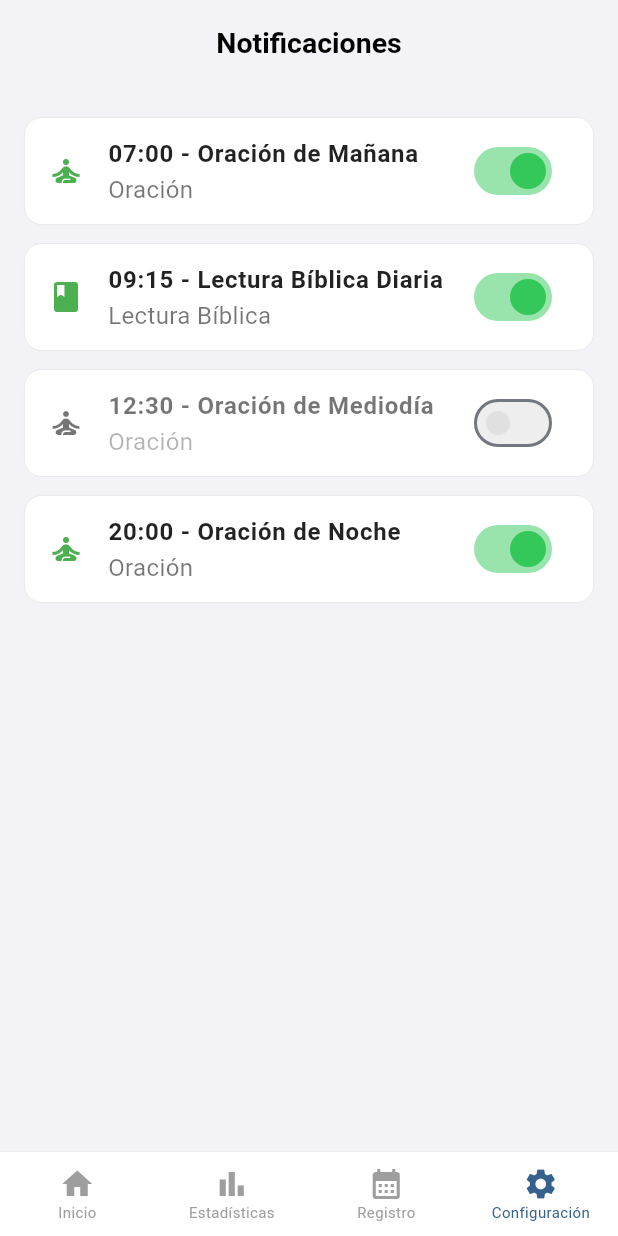
After one commit to CarosDrean/spiritual_meter, a Flutter app: the screen it shows after launch, item 4 of the bottom bar chosen, on a phone screen of 412 x 824 dp. The commit adds this screen. Run offline on Flutter 3.47's test engine with Material 3 defaults, Android fonts, the phone set to English and light mode, and no system bars; our stand-ins replace fl_chart, flutter_local_notifications, shared_preferences, sqflite, timezone; accounts and stored records are empty.

Commit message:
feat: add init config

```diff
--- a/lib/screens/main_screen.dart
+++ b/lib/screens/main_screen.dart
@@ -1,5 +1,6 @@
 import 'package:flutter/material.dart';
 import 'package:spiritual_meter/screens/records/records_screen.dart';
+import 'package:spiritual_meter/screens/settings/settings_screen.dart';
 import 'package:spiritual_meter/screens/statistics/statistics_screen.dart';
 
 import 'home/home_screen.dart';
@@ -19,6 +20,7 @@ class _MainScreenState extends State<MainScreen> {
     const HomeScreen(),
     const StatisticsScreen(),
     const RecordScreen(),
+    const SettingsScreen(),
   ];
 
   @override
@@ -47,8 +49,6 @@ class _MainScreenState extends State<MainScreen> {
     return Scaffold(
       body: PageView(
         controller: _pageController,
-        // Esto es importante para que el BottomNavigationBar se actualice
-        // si el usuario desliza entre las páginas en lugar de tocar el icono
         onPageChanged: (index) {
           setState(() {
             _selectedIndex = index;
@@ -58,10 +58,7 @@ class _MainScreenState extends State<MainScreen> {
       ),
       bottomNavigationBar: BottomNavigationBar(
         items: const <BottomNavigationBarItem>[
-          BottomNavigationBarItem(
-            icon: Icon(Icons.home),
-            label: 'Inicio',
-          ),
+          BottomNavigationBarItem(icon: Icon(Icons.home), label: 'Inicio'),
           BottomNavigationBarItem(
             icon: Icon(Icons.bar_chart),
             label: 'Estadísticas',
@@ -69,6 +66,10 @@ class _MainScreenState extends State<MainScreen> {
           BottomNavigationBarItem(
             icon: Icon(Icons.calendar_month),
             label: 'Registro',
+          ),
+          BottomNavigationBarItem(
+            icon: Icon(Icons.settings),
+            label: 'Configuración',
           ),
         ],
         currentIndex: _selectedIndex,
--- /dev/null
+++ b/lib/screens/settings/model.dart
@@ -0,0 +1,51 @@
+import 'package:flutter/material.dart';
+
+class StaticNotificationSetting {
+  final String id;
+  final String type;
+  TimeOfDay timeOfDay;
+  bool isEnabled;
+  final String label;
+
+  StaticNotificationSetting({
+    required this.id,
+    required this.type,
+    required this.timeOfDay,
+    this.isEnabled = true,
+    required this.label,
+  });
+
+  StaticNotificationSetting copyWith({
+    bool? isEnabled,
+    TimeOfDay? timeOfDay,
+  }) {
+    return StaticNotificationSetting(
+      id: id,
+      type: type,
+      timeOfDay: timeOfDay ?? this.timeOfDay,
+      isEnabled: isEnabled ?? this.isEnabled,
+      label: label,
+    );
+  }
+
+  Map<String, dynamic> toJson() {
+    return {
+      'id': id,
+      'type': type,
+      'hour': timeOfDay.hour,
+      'minute': timeOfDay.minute,
+      'isEnabled': isEnabled,
+      'label': label,
+    };
+  }
+
+  factory StaticNotificationSetting.fromJson(Map<String, dynamic> json) {
+    return StaticNotificationSetting(
+      id: json['id'],
+      type: json['type'],
+      timeOfDay: TimeOfDay(hour: json['hour'], minute: json['minute']),
+      isEnabled: json['isEnabled'],
+      label: json['label'],
+    );
+  }
+}
--- /dev/null
+++ b/lib/screens/settings/settings_screen.dart
@@ -0,0 +1,242 @@
+import 'dart:convert';
+import 'model.dart';
+
+import 'package:flutter/material.dart';
+import 'package:intl/intl.dart';
+import 'package:shared_preferences/shared_preferences.dart';
+import 'package:spiritual_meter/core/constant.dart';
+import 'package:spiritual_meter/services/notification_service.dart';
+
+class SettingsScreen extends StatefulWidget {
+  const SettingsScreen({super.key});
+
+  @override
+  State<SettingsScreen> createState() => _SettingsScreenState();
+}
+
+class _SettingsScreenState extends State<SettingsScreen> {
+  final NotificationService _notificationService = NotificationService();
+  List<StaticNotificationSetting> _staticNotifications = [];
+  static const String _notificationsKey = 'staticNotifications';
+
+  @override
+  void initState() {
+    super.initState();
+    _loadNotifications();
+  }
+
+  Future<void> _loadNotifications() async {
+    final SharedPreferences prefs = await SharedPreferences.getInstance();
+    final String? notificationsJson = prefs.getString(_notificationsKey);
+
+    List<StaticNotificationSetting> loadedNotifications;
+
+    if (notificationsJson != null) {
+      final List<dynamic> jsonList = jsonDecode(notificationsJson);
+      loadedNotifications =
+          jsonList
+              .map((json) => StaticNotificationSetting.fromJson(json))
+              .toList();
+    } else {
+      loadedNotifications = [
+        StaticNotificationSetting(
+          id: 'prayer_morning',
+          type: kActivityTypePrayer,
+          timeOfDay: const TimeOfDay(hour: 7, minute: 0),
+          label: 'Oración de Mañana',
+          isEnabled: true,
+        ),
+        StaticNotificationSetting(
+          id: 'prayer_noon',
+          type: kActivityTypePrayer,
+          timeOfDay: const TimeOfDay(hour: 12, minute: 30),
+          label: 'Oración de Mediodía',
+          isEnabled: false,
+        ),
+        StaticNotificationSetting(
+          id: 'prayer_night',
+          type: kActivityTypePrayer,
+          timeOfDay: const TimeOfDay(hour: 20, minute: 0),
+          label: 'Oración de Noche',
+          isEnabled: true,
+        ),
+        StaticNotificationSetting(
+          id: 'bible_reading_daily',
+          type: kActivityTypeBibleReading,
+          timeOfDay: const TimeOfDay(hour: 9, minute: 15),
+          label: 'Lectura Bíblica Diaria',
+          isEnabled: true,
+        ),
+      ];
+    }
+
+    setState(() {
+      _staticNotifications = loadedNotifications;
+      _sortNotifications();
+    });
+
+    await _saveNotifications();
+    _programInitialNotifications();
+  }
+
+  Future<void> _programInitialNotifications() async {
+    for (var notification in _staticNotifications) {
+      final int notificationId = notification.id.hashCode;
+      if (notification.isEnabled) {
+        await _notificationService.scheduleNotification(
+          id: notificationId,
+          title: 'Recordatorio de ${notification.label}',
+          body: notification.type == kActivityTypePrayer
+              ? 'Es hora de tu oración diaria.'
+              : 'Es hora de tu lectura bíblica.',
+          time: notification.timeOfDay,
+          payload: notification.id,
+        );
+      } else {
+        await _notificationService.cancelNotification(notificationId);
+      }
+    }
+  }
+
+  Future<void> _saveNotifications() async {
+    final SharedPreferences prefs = await SharedPreferences.getInstance();
+    final String notificationsJson = jsonEncode(
+      _staticNotifications.map((n) => n.toJson()).toList(),
+    );
+    await prefs.setString(_notificationsKey, notificationsJson);
+  }
+
+  String _formatTimeOfDay(TimeOfDay time) {
+    final now = DateTime.now();
+    final dt = DateTime(now.year, now.month, now.day, time.hour, time.minute);
+    return DateFormat('HH:mm').format(dt);
+  }
+
+  void _sortNotifications() {
+    _staticNotifications.sort((a, b) {
+      final aTime = a.timeOfDay.hour * 60 + a.timeOfDay.minute;
+      final bTime = b.timeOfDay.hour * 60 + b.timeOfDay.minute;
+      return aTime.compareTo(bTime);
+    });
+  }
+
+  @override
+  Widget build(BuildContext context) {
+    final textTheme = Theme.of(context).textTheme;
+    final primaryColor = Theme.of(context).primaryColor;
+    final bodySmallColor = textTheme.bodySmall!.color!;
+    final titleLargeColor = textTheme.titleLarge!.color!;
+
+    if (_staticNotifications.isEmpty) {
+      return Scaffold(
+        appBar: AppBar(title: const Text('Notificaciones')),
+        body: const Center(child: CircularProgressIndicator()),
+      );
+    }
+
+    return Scaffold(
+      appBar: AppBar(title: const Text('Notificaciones')),
+      body: ListView.builder(
+        padding: const EdgeInsets.all(16.0),
+        itemCount: _staticNotifications.length,
+        itemBuilder: (context, index) {
+          final notification = _staticNotifications[index];
+          final int notificationId = notification.id.hashCode;
+
+          return Card(
+            margin: const EdgeInsets.symmetric(vertical: 6.0),
+            child: ListTile(
+              leading: Icon(
+                notification.type == kActivityTypePrayer
+                    ? Icons.self_improvement
+                    : Icons.book,
+                color: notification.isEnabled ? primaryColor : bodySmallColor,
+              ),
+              title: Text(
+                '${_formatTimeOfDay(notification.timeOfDay)} - ${notification.label}',
+                style: TextStyle(
+                  fontSize: 16,
+                  fontWeight: FontWeight.bold,
+                  color:
+                      notification.isEnabled ? titleLargeColor : bodySmallColor,
+                ),
+              ),
+              subtitle: Text(
+                notification.type == kActivityTypePrayer
+                    ? 'Oración'
+                    : 'Lectura Bíblica',
+                style: TextStyle(
+                  color:
+                      notification.isEnabled
+                          ? bodySmallColor
+                          : bodySmallColor.withAlpha(77),
+                ),
+              ),
+              trailing: Switch(
+                value: notification.isEnabled,
+                onChanged: (bool value) async {
+                  setState(() {
+                    _staticNotifications[index] = notification.copyWith(
+                      isEnabled: value,
+                    );
+                  });
+                  await _saveNotifications();
+
+                  if (value) {
+                    await _notificationService.scheduleNotification(
+                      id: notificationId,
+                      title: 'Recordatorio de ${notification.label}',
+                      body: notification.type == kActivityTypePrayer
+                          ? 'Es hora de tu oración diaria.'
+                          : 'Es hora de tu lectura bíblica.',
+                      time: notification.timeOfDay,
+                      payload: notification.id,
+                    );
+                  } else {
+                    await _notificationService.cancelNotification(notificationId);
+                  }
+                },
+              ),
+              onTap: () async {
+                final newTime = await showTimePicker(
+                  context: context,
+                  initialTime: notification.timeOfDay,
+                  builder: (BuildContext context, Widget? child) {
+                    return MediaQuery(
+                      data: MediaQuery.of(context).copyWith(
+                        alwaysUse24HourFormat: false,
+                        textScaler: const TextScaler.linear(0.9),
+                      ),
+                      child: child!,
+                    );
+                  },
+                );
+                if (newTime != null) {
+                  setState(() {
+                    _staticNotifications[index] = notification.copyWith(
+                      timeOfDay: newTime,
+                    );
+                    _sortNotifications();
+                  });
+                  await _saveNotifications();
+
+                  if (notification.isEnabled) {
+                    await _notificationService.scheduleNotification(
+                      id: notificationId,
+                      title: 'Recordatorio de ${notification.label}',
+                      body: notification.type == kActivityTypePrayer
+                          ? 'Es hora de tu oración diaria.'
+                          : 'Es hora de tu lectura bíblica.',
+                      time: newTime,
+                      payload: notification.id,
+                    );
+                  }
+                }
+              },
+            ),
+          );
+        },
+      ),
+    );
+  }
+}
```
Also changed, not shown: lib/services/notification_service.dart (+45 -0 lines).
